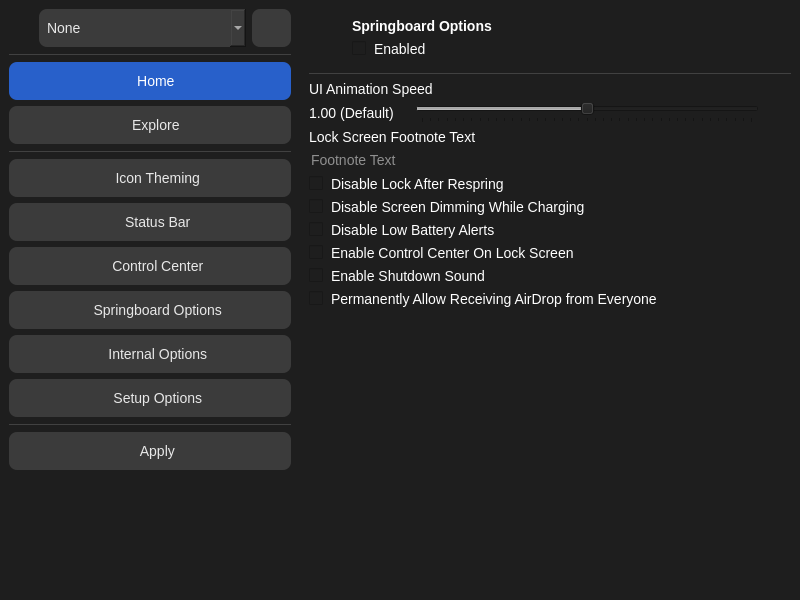
Avangelista/CowabungaLiteWindows, file mainwindow.ui: the form before one commit.
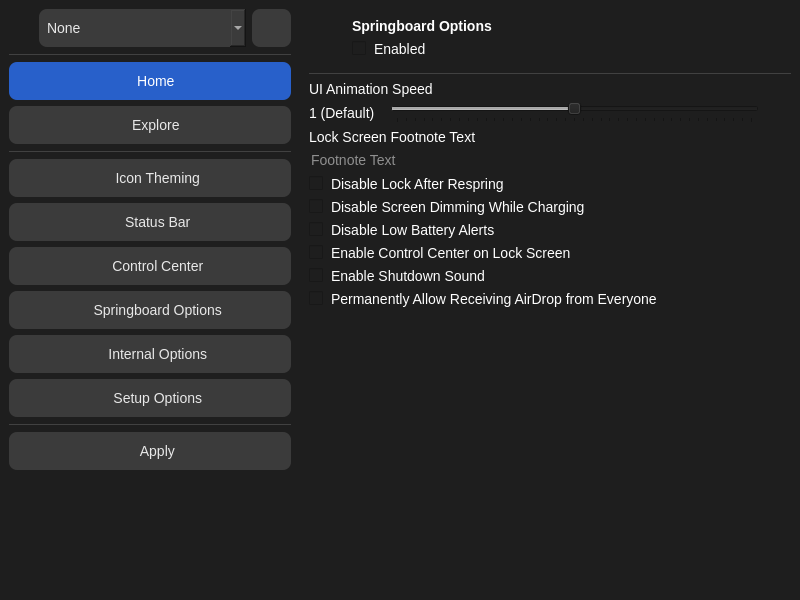
The form after the commit. Icons and pictures are not drawn.

Commit message: finished springboard options

What changed in the file:
```diff
--- a/mainwindow.ui
+++ b/mainwindow.ui
@@ -2023,12 +2023,18 @@
                   <widget class="QLabel" name="UIAnimSpeedLbl">
                    <property name="minimumSize">
                     <size>
-                     <width>100</width>
+                     <width>75</width>
                      <height>0</height>
                     </size>
                    </property>
+                   <property name="maximumSize">
+                    <size>
+                     <width>75</width>
+                     <height>16777215</height>
+                    </size>
+                   </property>
                    <property name="text">
-                    <string>1.00 (Default)</string>
+                    <string>1 (Default)</string>
                    </property>
                   </widget>
                  </item>
@@ -2098,7 +2104,7 @@
               <item>
                <widget class="QCheckBox" name="enableLSCCChk">
                 <property name="text">
-                 <string>Enable Control Center On Lock Screen</string>
+                 <string>Enable Control Center on Lock Screen</string>
                 </property>
                </widget>
               </item>
```
Left out of the diff: 6 changed lines with no effect on the pictures. The commit also changes 2 other files.
